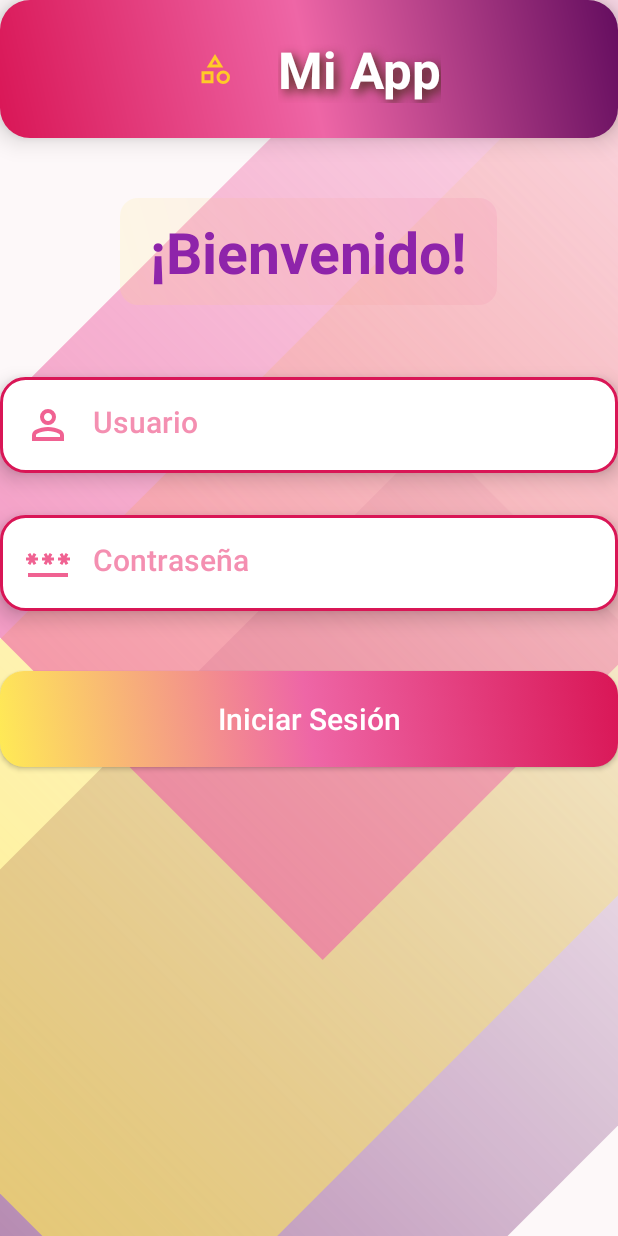
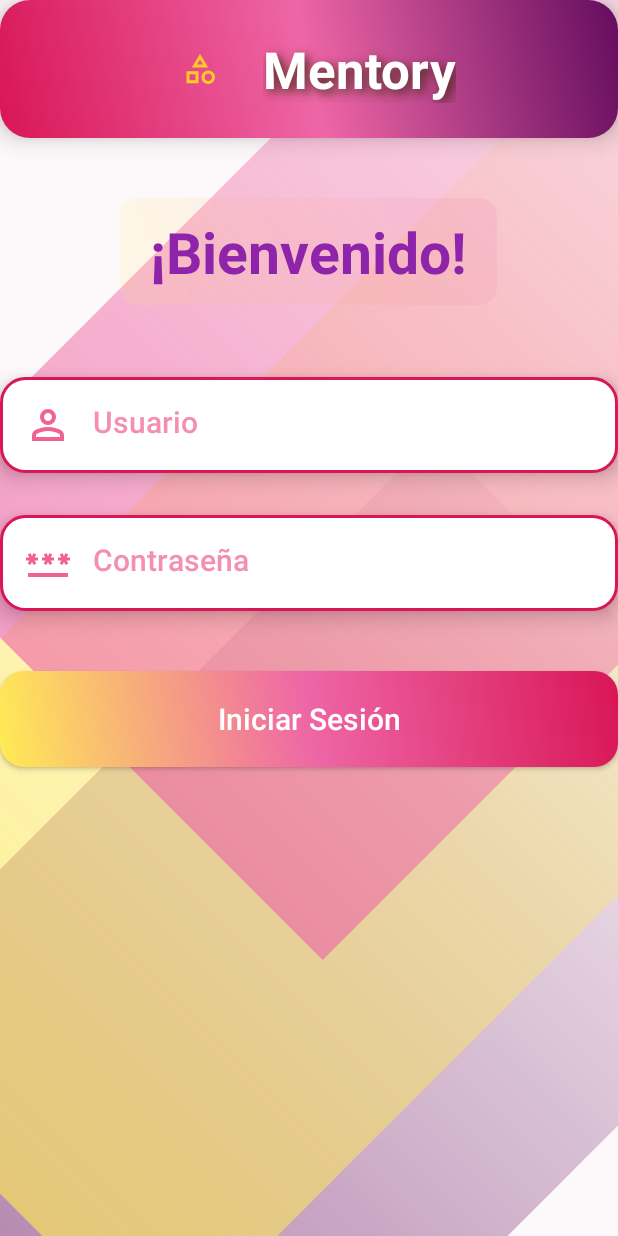
Before and after one commit to CharlyOwo81/MobileAppsFinalProject, an Android app: the screen it shows after launch (MainActivity), on a phone screen of 412 x 824 dp. Run offline under Robolectric (Android 15) with nearby library versions, the phone set to English and light mode, and no system bars.

Commit message:
funciona boton excel

```diff
--- a/app/build.gradle.kts
+++ b/app/build.gradle.kts
@@ -9,7 +9,7 @@ android {
 
     defaultConfig {
         applicationId = "mx.edu.itson.myapplication"
-        minSdk = 24
+        minSdk = 26
         targetSdk = 35
         versionCode = 1
         versionName = "1.0"
@@ -36,9 +36,7 @@ android {
 }
 
 dependencies {
-    implementation(libs.poi)
-    implementation (libs.poi.ooxml)
-    implementation (libs.commons.compress)
+    implementation("org.apache.poi:poi-ooxml:5.2.3")
     implementation(libs.androidx.core.ktx)
     implementation(libs.androidx.appcompat)
     implementation(libs.material)
--- a/app/src/main/res/layout/activity_main.xml
+++ b/app/src/main/res/layout/activity_main.xml
@@ -26,14 +26,14 @@ android:clipToPadding="false">
     android:layout_width="52dp"
     android:layout_height="52dp"
     android:src="@drawable/category_24px"
-    android:tint="#FFCA28"
-android:contentDescription="App Logo"
-android:scaleType="centerInside"/>
+    android:contentDescription="App Logo"
+    android:scaleType="centerInside"
+    app:tint="#FFCA28" />
 
 <TextView
     android:layout_width="wrap_content"
     android:layout_height="wrap_content"
-    android:text="Mi App"
+    android:text="Mentory"
     android:textSize="34sp"
     android:textStyle="bold"
     android:textColor="@color/white"
--- a/gradle/libs.versions.toml
+++ b/gradle/libs.versions.toml
@@ -11,6 +11,7 @@ material = "1.10.0"
 activity = "1.8.0"
 constraintlayout = "2.1.4"
 poiOoxml = "5.2.3"
+sheetparser = "2.0.1"
 
 [libraries]
 androidx-core-ktx = { group = "androidx.core", name = "core-ktx", version.ref = "coreKtx" }
@@ -24,6 +25,7 @@ androidx-activity = { group = "androidx.activity", name = "activity", version.re
 androidx-constraintlayout = { group = "androidx.constraintlayout", name = "constraintlayout", version.ref = "constraintlayout" }
 poi = { module = "org.apache.poi:poi", version.ref = "poiOoxml" }
 poi-ooxml = { module = "org.apache.poi:poi-ooxml", version.ref = "poiOoxml" }
+sheetparser = { module = "com.github.SheetParser:SheetParser", version.ref = "sheetparser" }
 
 [plugins]
 android-application = { id = "com.android.application", version.ref = "agp" }
```
Also changed, not shown: app/src/main/java/mx/edu/itson/myapplication/DetalleAlumno.kt (+19 -11 lines), app/src/main/res/layout/activity_lista_alumnos.xml (+5 -3 lines).
